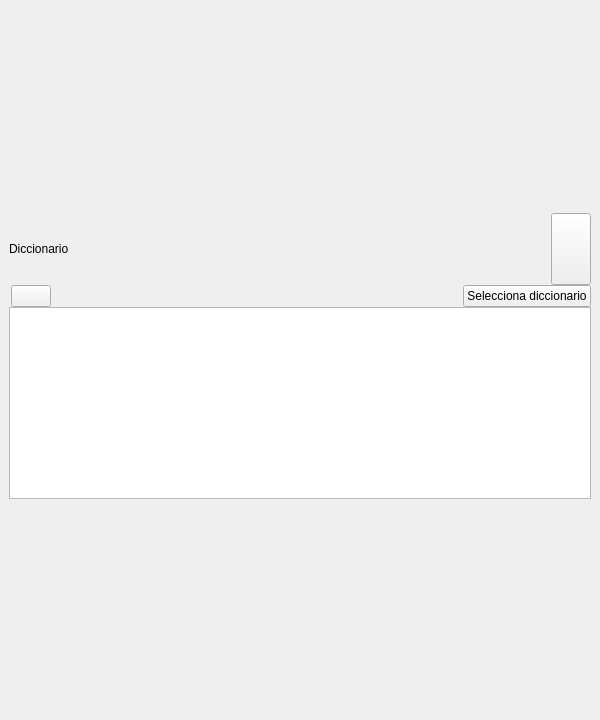
Above: bqViewer/ui/ViewerDictionaryDefinitionPopup.ui from bq/cervantes before the change. Below: the same form after it.
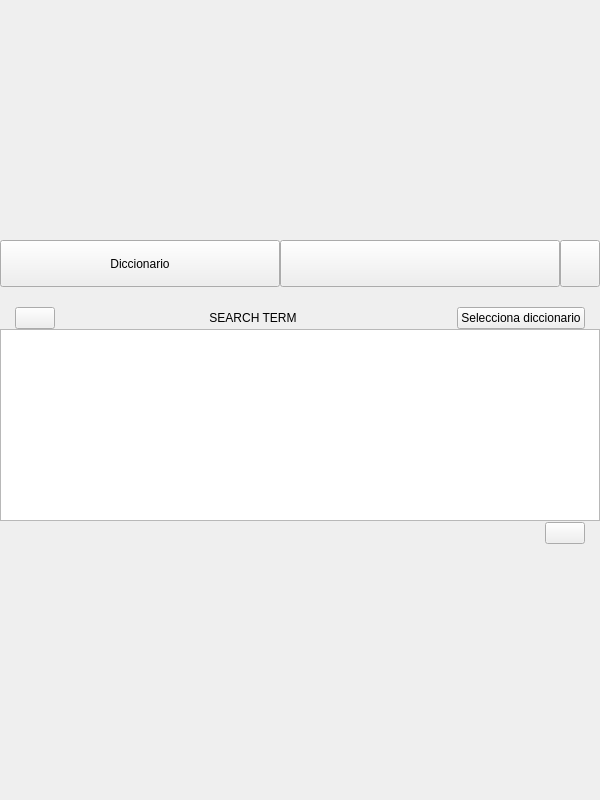
That is the form after the change. Custom widgets are drawn as their Qt base class.

The edit to the form file:
```diff
--- a/bqViewer/ui/ViewerDictionaryDefinitionPopup.ui
+++ b/bqViewer/ui/ViewerDictionaryDefinitionPopup.ui
@@ -7,19 +7,19 @@
     <x>0</x>
     <y>0</y>
     <width>600</width>
-    <height>720</height>
+    <height>800</height>
    </rect>
   </property>
   <property name="minimumSize">
    <size>
     <width>600</width>
-    <height>720</height>
+    <height>800</height>
    </size>
   </property>
   <property name="maximumSize">
    <size>
     <width>600</width>
-    <height>720</height>
+    <height>800</height>
    </size>
   </property>
   <property name="windowTitle">
@@ -54,9 +54,15 @@
       <property name="spacing">
        <number>0</number>
       </property>
+      <property name="leftMargin">
+       <number>0</number>
+      </property>
       <property name="topMargin">
        <number>1</number>
       </property>
+      <property name="rightMargin">
+       <number>0</number>
+      </property>
       <item>
        <widget class="QFrame" name="popupCont">
         <property name="minimumSize">
@@ -83,13 +89,13 @@
            <property name="minimumSize">
             <size>
              <width>0</width>
-             <height>72</height>
+             <height>47</height>
             </size>
            </property>
            <property name="maximumSize">
             <size>
              <width>16777215</width>
-             <height>72</height>
+             <height>47</height>
             </size>
            </property>
            <layout class="QHBoxLayout" name="horizontalLayout">
@@ -100,24 +106,33 @@
              <number>0</number>
             </property>
             <item>
-             <widget class="QLabel" name="label">
+             <widget class="QPushButton" name="dictionaryBtn">
+              <property name="sizePolicy">
+               <sizepolicy hsizetype="Expanding" vsizetype="Expanding">
+                <horstretch>0</horstretch>
+                <verstretch>0</verstretch>
+               </sizepolicy>
+              </property>
               <property name="text">
                <string>Diccionario</string>
               </property>
+              <property name="checkable">
+               <bool>true</bool>
+              </property>
              </widget>
             </item>
             <item>
-             <spacer name="horizontalSpacer">
-              <property name="orientation">
-               <enum>Qt::Horizontal</enum>
+             <widget class="QPushButton" name="wikipediaBtn">
+              <property name="sizePolicy">
+               <sizepolicy hsizetype="Expanding" vsizetype="Expanding">
+                <horstretch>0</horstretch>
+                <verstretch>0</verstretch>
+               </sizepolicy>
               </property>
-              <property name="sizeHint" stdset="0">
-               <size>
-                <width>40</width>
-                <height>20</height>
-               </size>
+              <property name="text">
+               <string/>
               </property>
-             </spacer>
+             </widget>
             </item>
             <item>
              <widget class="QPushButton" name="closeBtn">
@@ -138,17 +153,74 @@
            </layout>
           </widget>
          </item>
+         <item>
+          <widget class="QWidget" name="arrowTabsCont" native="true">
+           <layout class="QHBoxLayout" name="horizontalLayout_4">
+            <property name="spacing">
+             <number>0</number>
+            </property>
+            <property name="leftMargin">
+             <number>9</number>
+            </property>
+            <property name="topMargin">
+             <number>0</number>
+            </property>
+            <property name="rightMargin">
+             <number>9</number>
+            </property>
+            <property name="bottomMargin">
+             <number>0</number>
+            </property>
+            <item>
+             <widget class="QLabel" name="contentsTabArrowLbl">
+              <property name="text">
+               <string/>
+              </property>
+              <property name="indent">
+               <number>0</number>
+              </property>
+             </widget>
+            </item>
+            <item>
+             <widget class="QLabel" name="notesTabArrowLbl">
+              <property name="text">
+               <string/>
+              </property>
+              <property name="indent">
+               <number>0</number>
+              </property>
+             </widget>
+            </item>
+            <item>
+             <spacer name="horizontalSpacer_3">
+              <property name="orientation">
+               <enum>Qt::Horizontal</enum>
+              </property>
+              <property name="sizeHint" stdset="0">
+               <size>
+                <width>40</width>
+                <height>20</height>
+               </size>
+              </property>
+             </spacer>
+            </item>
+           </layout>
+          </widget>
+         </item>
          <item>
           <layout class="QHBoxLayout" name="horizontalLayout_3">
            <property name="spacing">
             <number>0</number>
            </property>
            <property name="leftMargin">
-            <number>2</number>
+            <number>15</number>
            </property>
            <property name="topMargin">
             <number>0</number>
            </property>
+           <property name="rightMargin">
+            <number>15</number>
+           </property>
            <item>
             <widget class="QPushButton" name="backSearchBtn">
              <property name="sizePolicy">
@@ -162,6 +234,32 @@
              </property>
             </widget>
            </item>
+           <item>
+            <spacer name="horizontalSpacer">
+             <property name="orientation">
+              <enum>Qt::Horizontal</enum>
+             </property>
+             <property name="sizeHint" stdset="0">
+              <size>
+               <width>40</width>
+               <height>20</height>
+              </size>
+             </property>
+            </spacer>
+           </item>
+           <item>
+            <widget class="QLabel" name="searchTermLbl">
+             <property name="text">
+              <string>SEARCH TERM</string>
+             </property>
+             <property name="alignment">
+              <set>Qt::AlignCenter</set>
+             </property>
+             <property name="textInteractionFlags">
+              <set>Qt::LinksAccessibleByMouse</set>
+             </property>
+            </widget>
+           </item>
            <item>
             <spacer name="horizontalSpacer_2">
              <property name="orientation">
@@ -175,6 +273,13 @@
              </property>
             </spacer>
            </item>
+           <item>
+            <widget class="QLabel" name="backSearchSpaceLbl">
+             <property name="text">
+              <string/>
+             </property>
+            </widget>
+           </item>
            <item>
             <widget class="QPushButton" name="changeDictionaryBtn">
              <property name="text">
@@ -192,14 +297,87 @@
           </widget>
          </item>
          <item>
-          <widget class="ViewerVerticalPagerPopup" name="VerticalPagerPopup" native="true">
-           <layout class="QHBoxLayout" name="horizontalLayout_2">
+          <widget class="QWidget" name="VerticalPagerWikiCont" native="true">
+           <layout class="QHBoxLayout" name="horizontalLayout_6">
             <property name="spacing">
              <number>0</number>
             </property>
-            <property name="margin">
-             <number>0</number>
+            <property name="leftMargin">
+             <number>15</number>
             </property>
+            <property name="topMargin">
+             <number>1</number>
+            </property>
+            <property name="rightMargin">
+             <number>15</number>
+            </property>
+            <item>
+             <widget class="QLabel" name="wikipediaWebSpacerLbl">
+              <property name="text">
+               <string/>
+              </property>
+             </widget>
+            </item>
+            <item>
+             <spacer name="horizontalSpacer_5">
+              <property name="orientation">
+               <enum>Qt::Horizontal</enum>
+              </property>
+              <property name="sizeHint" stdset="0">
+               <size>
+                <width>40</width>
+                <height>20</height>
+               </size>
+              </property>
+             </spacer>
+            </item>
+            <item>
+             <widget class="ViewerVerticalPagerPopup" name="VerticalPagerPopup" native="true">
+              <layout class="QHBoxLayout" name="horizontalLayout_2">
+               <property name="spacing">
+                <number>0</number>
+               </property>
+               <property name="leftMargin">
+                <number>0</number>
+               </property>
+               <property name="topMargin">
+                <number>10</number>
+               </property>
+               <property name="rightMargin">
+                <number>0</number>
+               </property>
+               <property name="bottomMargin">
+                <number>0</number>
+               </property>
+              </layout>
+             </widget>
+            </item>
+            <item>
+             <spacer name="horizontalSpacer_4">
+              <property name="orientation">
+               <enum>Qt::Horizontal</enum>
+              </property>
+              <property name="sizeHint" stdset="0">
+               <size>
+                <width>40</width>
+                <height>20</height>
+               </size>
+              </property>
+             </spacer>
+            </item>
+            <item>
+             <widget class="QPushButton" name="wikipediaWebBtn">
+              <property name="sizePolicy">
+               <sizepolicy hsizetype="Preferred" vsizetype="Fixed">
+                <horstretch>0</horstretch>
+                <verstretch>0</verstretch>
+               </sizepolicy>
+              </property>
+              <property name="text">
+               <string/>
+              </property>
+             </widget>
+            </item>
            </layout>
           </widget>
          </item>
```
Left out of the diff: 4 changed lines with no effect on the pictures.
